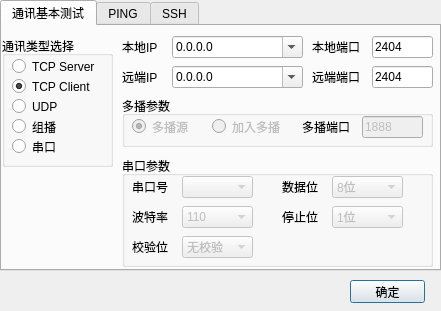
Before: the Qt Designer form Comm/newdialog.ui in app104/Stuff, drawn with Qt 5.
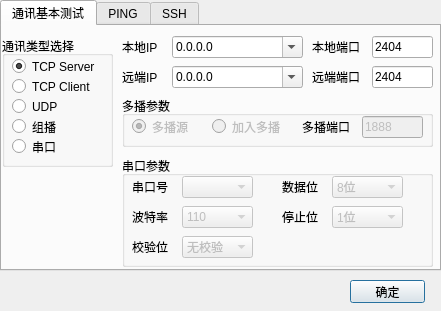
After: the same form once the commit is applied. Icons and pictures are not drawn.

What changed in the file:
```diff
--- a/Comm/newdialog.ui
+++ b/Comm/newdialog.ui
@@ -64,7 +64,7 @@
        <string>TCP Server</string>
       </property>
       <property name="checked">
-       <bool>false</bool>
+       <bool>true</bool>
       </property>
      </widget>
      <widget class="QRadioButton" name="radioButtonTCPC">
@@ -80,7 +80,7 @@
        <string>TCP Client</string>
       </property>
       <property name="checked">
-       <bool>true</bool>
+       <bool>false</bool>
       </property>
      </widget>
      <widget class="QRadioButton" name="radioButtonUDP">
```
Left out of the diff: 4 changed lines with no effect on the pictures.
